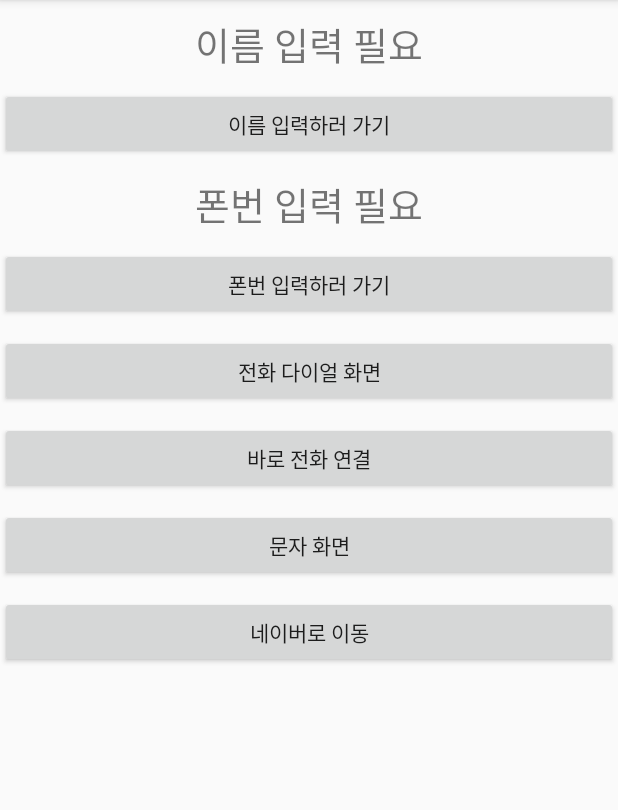
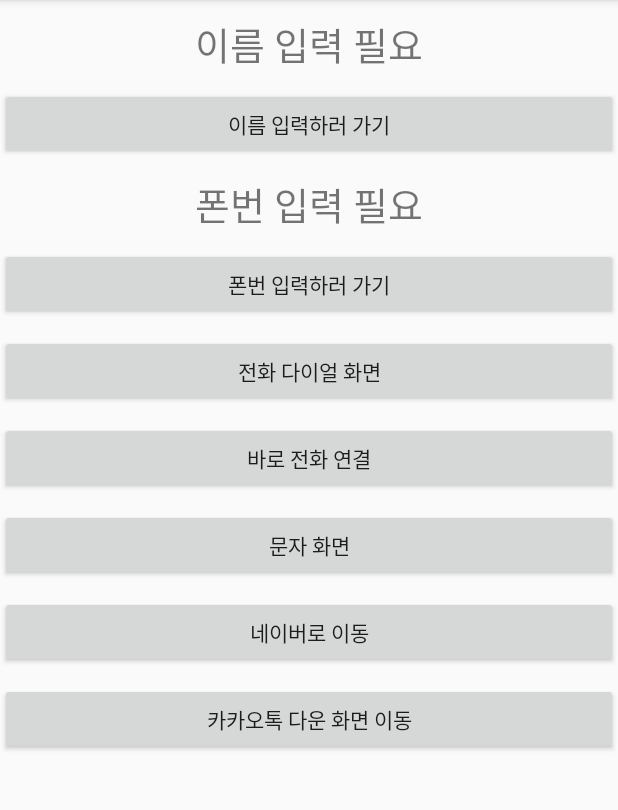
Before and after one commit to mikemskim/20191104_01_Intent, an Android app: the screen it shows after launch (MainActivity), on a phone screen of 412 x 824 dp, the part 84-894 px from its top. Run offline under Robolectric (Android 15) with nearby library versions, the phone set to English and light mode, and no system bars.

Commit message:
플레이 스토어 링크 (카카오톡)

```diff
--- a/app/src/main/java/com/tj/a20191104_01_intent/MainActivity.kt
+++ b/app/src/main/java/com/tj/a20191104_01_intent/MainActivity.kt
@@ -60,6 +60,12 @@ class MainActivity : AppCompatActivity() {
             var intent = Intent(Intent.ACTION_VIEW, uri)
             startActivity(intent)
         }
+
+        storeLinkBtn.setOnClickListener {
+            var uri = Uri.parse("market://details?id=com.kakao.talk")
+            var intent = Intent(Intent.ACTION_VIEW, uri)
+            startActivity(intent)
+        }
     }
 
     override fun onActivityResult(requestCode: Int, resultCode: Int, data: Intent?) {
--- a/app/src/main/res/layout/activity_main.xml
+++ b/app/src/main/res/layout/activity_main.xml
@@ -80,4 +80,12 @@
         android:layout_marginTop="10dp"
         android:text="네이버로 이동"/>
 
+    <Button
+        android:id="@+id/storeLinkBtn"
+        android:layout_width="match_parent"
+        android:layout_height="wrap_content"
+        android:layout_marginTop="10dp"
+        android:text="카카오톡 다운 화면 이동"/>
+
+
 </LinearLayout>
```
